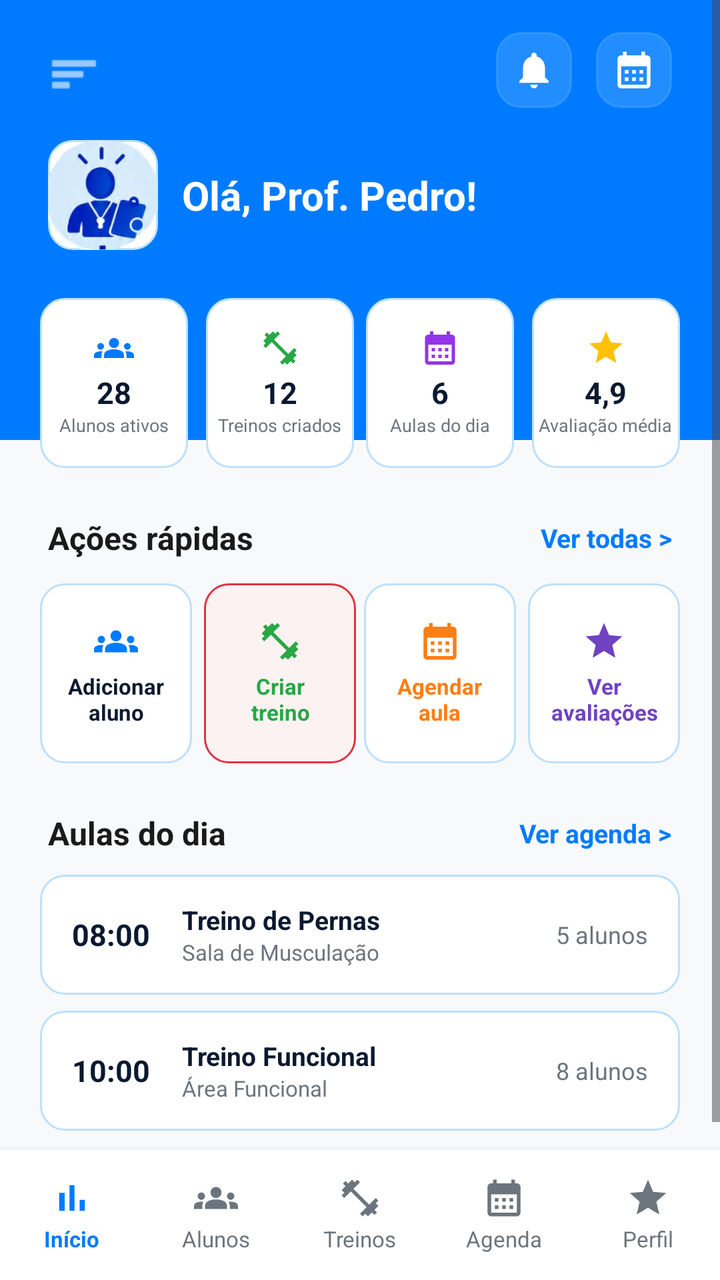
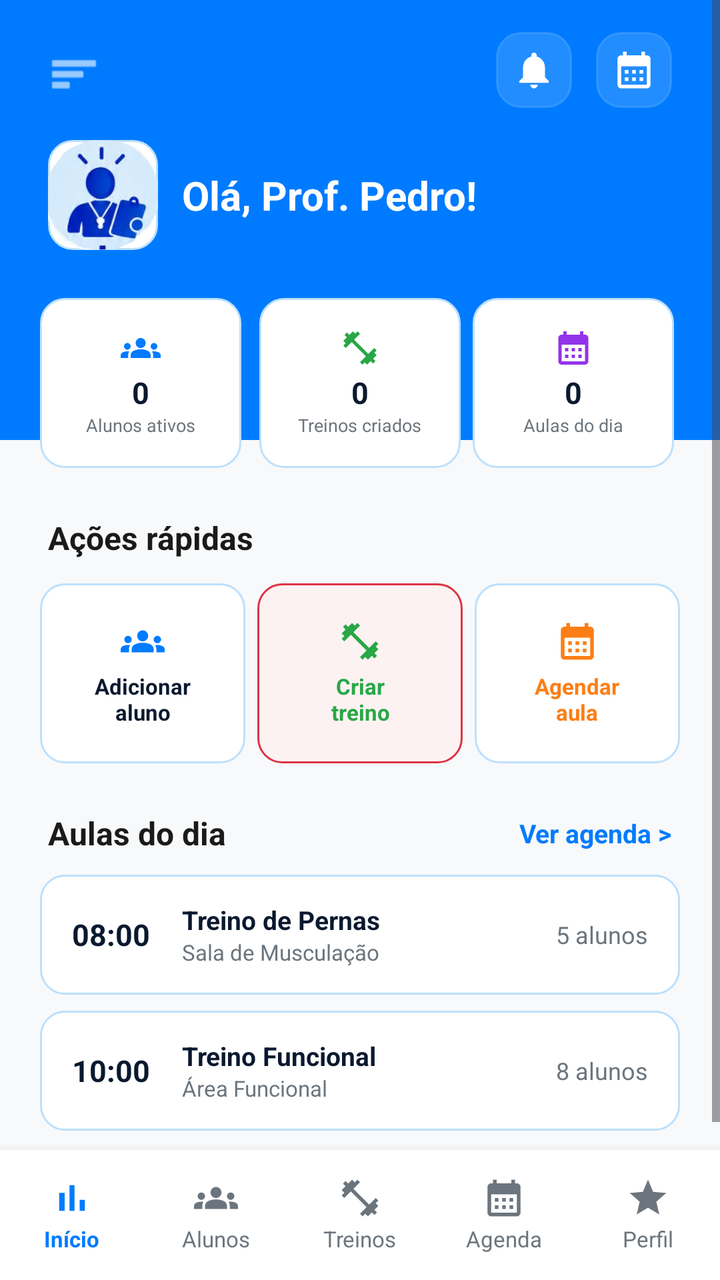

Two renders of the same Android screen: before a commit and after it. Below are the layout's source before the change and the commit's diff.
<!-- AndroidManifest.xml: application theme Theme.MyApplication -->
<!-- res/layout/activity_instructor_home.xml -->
<?xml version="1.0" encoding="utf-8"?>
<androidx.constraintlayout.widget.ConstraintLayout xmlns:android="http://schemas.android.com/apk/res/android"
    xmlns:app="http://schemas.android.com/apk/res-auto"
    android:layout_width="match_parent"
    android:layout_height="match_parent"
    android:background="#F8F9FA">

    
    <ScrollView
        android:layout_width="0dp"
        android:layout_height="0dp"
        android:fillViewport="true"
        app:layout_constraintBottom_toTopOf="@+id/bottomNavigation"
        app:layout_constraintEnd_toEndOf="parent"
        app:layout_constraintStart_toStartOf="parent"
        app:layout_constraintTop_toTopOf="parent">

        <androidx.constraintlayout.widget.ConstraintLayout
            android:layout_width="match_parent"
            android:layout_height="wrap_content"
            android:paddingBottom="24dp">

            
            <View
                android:id="@+id/headerBg"
                android:layout_width="0dp"
                android:layout_height="220dp"
                android:background="#007BFF"
                app:layout_constraintEnd_toEndOf="parent"
                app:layout_constraintStart_toStartOf="parent"
                app:layout_constraintTop_toTopOf="parent" />

            
            <ImageView
                android:id="@+id/btnMenu"
                android:layout_width="26dp"
                android:layout_height="26dp"
                android:layout_marginStart="24dp"
                android:layout_marginTop="24dp"
                android:src="@android:drawable/ic_menu_sort_by_size"
                app:tint="@android:color/white"
                app:layout_constraintStart_toStartOf="parent"
                app:layout_constraintTop_toTopOf="parent" />

            
            <ImageView
                android:id="@+id/btnCalendar"
                android:layout_width="38dp"
                android:layout_height="38dp"
                android:layout_marginEnd="24dp"
                android:layout_marginTop="16dp"
                android:background="@drawable/bg_input_rounded"
                android:backgroundTint="#22FFFFFF"
                android:padding="8dp"
                android:src="@drawable/baseline_calendar_month_24"
                app:tint="@android:color/white"
                app:layout_constraintEnd_toEndOf="parent"
                app:layout_constraintTop_toTopOf="parent" />

            <ImageView
                android:id="@+id/btnNotification"
                android:layout_width="38dp"
                android:layout_height="38dp"
                android:layout_marginEnd="12dp"
                android:layout_marginTop="16dp"
                android:background="@drawable/bg_input_rounded"
                android:backgroundTint="#22FFFFFF"
                android:padding="8dp"
                android:src="@drawable/baseline_notifications_24"
                app:tint="@android:color/white"
                app:layout_constraintEnd_toStartOf="@+id/btnCalendar"
                app:layout_constraintTop_toTopOf="parent" />

            
            <ImageView
                android:id="@+id/imgProfile"
                android:layout_width="55dp"
                android:layout_height="55dp"
                android:layout_marginStart="24dp"
                android:layout_marginTop="20dp"
                android:background="@drawable/bg_input_rounded"
                android:src="@drawable/logo_instrutor"
                android:scaleType="centerCrop"
                app:layout_constraintStart_toStartOf="parent"
                app:layout_constraintTop_toBottomOf="@+id/btnMenu" />

            <TextView
                android:id="@+id/txtGreeting"
                android:layout_width="wrap_content"
                android:layout_height="wrap_content"
                android:layout_marginStart="12dp"
                android:text="Olá, Prof. Pedro!"
                android:textColor="@android:color/white"
                android:textSize="20sp"
                android:textStyle="bold"
                app:layout_constraintBottom_toBottomOf="@+id/imgProfile"
                app:layout_constraintStart_toEndOf="@+id/imgProfile"
                app:layout_constraintTop_toTopOf="@+id/imgProfile" />

            
            <LinearLayout
                android:id="@+id/layoutStats"
                android:layout_width="0dp"
                android:layout_height="wrap_content"
                android:layout_marginStart="20dp"
                android:layout_marginEnd="20dp"
                android:layout_marginTop="24dp"
                android:orientation="horizontal"
                app:layout_constraintEnd_toEndOf="parent"
                app:layout_constraintStart_toStartOf="parent"
                app:layout_constraintTop_toBottomOf="@+id/imgProfile">

                
                <LinearLayout
                    android:layout_width="0dp"
                    android:layout_height="85dp"
                    android:layout_weight="1"
                    android:layout_marginEnd="6dp"
                    android:background="@drawable/bg_input_rounded"
                    android:gravity="center"
                    android:orientation="vertical">
                    <ImageView
                        android:layout_width="20dp"
                        android:layout_height="20dp"
                        android:layout_marginBottom="2dp"
                        android:src="@drawable/baseline_groups_24"
                        app:tint="#007BFF" />
                    <TextView android:layout_width="wrap_content" android:layout_height="wrap_content" android:text="28" android:textColor="#0A192F" android:textSize="15sp" android:textStyle="bold"/>
                    <TextView android:layout_width="wrap_content" android:layout_height="wrap_content" android:text="Alunos ativos" android:textColor="#6C757D" android:textSize="9sp"/>
                </LinearLayout>

                
                <LinearLayout
                    android:layout_width="0dp"
                    android:layout_height="85dp"
                    android:layout_weight="1"
                    android:layout_marginHorizontal="3dp"
                    android:background="@drawable/bg_input_rounded"
                    android:gravity="center"
                    android:orientation="vertical">
                    <ImageView
                        android:layout_width="20dp"
                        android:layout_height="20dp"
                        android:layout_marginBottom="2dp"
                        android:src="@drawable/baseline_fitness_center_24"
                        app:tint="#28A745" />
                    <TextView android:layout_width="wrap_content" android:layout_height="wrap_content" android:text="12" android:textColor="#0A192F" android:textSize="15sp" android:textStyle="bold"/>
                    <TextView android:layout_width="wrap_content" android:layout_height="wrap_content" android:text="Treinos criados" android:textColor="#6C757D" android:textSize="9sp"/>
                </LinearLayout>

                
                <LinearLayout
                    android:layout_width="0dp"
                    android:layout_height="85dp"
                    android:layout_weight="1"
                    android:layout_marginHorizontal="3dp"
                    android:background="@drawable/bg_input_rounded"
                    android:gravity="center"
                    android:orientation="vertical">
                    <ImageView
                        android:layout_width="20dp"
                        android:layout_height="20dp"
                        android:layout_marginBottom="2dp"
                        android:src="@drawable/baseline_calendar_month_24"
                        app:tint="#9333EA" />
                    <TextView android:layout_width="wrap_content" android:layout_height="wrap_content" android:text="6" android:textColor="#0A192F" android:textSize="15sp" android:textStyle="bold"/>
                    <TextView android:layout_width="wrap_content" android:layout_height="wrap_content" android:text="Aulas do dia" android:textColor="#6C757D" android:textSize="9sp"/>
                </LinearLayout>

                
                <LinearLayout
                    android:layout_width="0dp"
                    android:layout_height="85dp"
                    android:layout_weight="1"
                    android:layout_marginStart="6dp"
                    android:background="@drawable/bg_input_rounded"
                    android:gravity="center"
                    android:orientation="vertical">
                    <ImageView
                        android:layout_width="20dp"
                        android:layout_height="20dp"
                        android:layout_marginBottom="2dp"
                        android:src="@drawable/baseline_star_24"
                        app:tint="#FFC107" />
                    <TextView android:layout_width="wrap_content" android:layout_height="wrap_content" android:text="4,9" android:textColor="#0A192F" android:textSize="15sp" android:textStyle="bold"/>
                    <TextView android:layout_width="wrap_content" android:layout_height="wrap_content" android:text="Avaliação média" android:textColor="#6C757D" android:textSize="9sp"/>
                </LinearLayout>
            </LinearLayout>

            
            <TextView
                android:id="@+id/txtActionsTitle"
                android:layout_width="wrap_content"
                android:layout_height="wrap_content"
                android:layout_marginStart="24dp"
                android:layout_marginTop="24dp"
                android:text="Ações rápidas"
                android:textColor="#1A1A1A"
                android:textSize="16sp"
                android:textStyle="bold"
                app:layout_constraintStart_toStartOf="parent"
                app:layout_constraintTop_toBottomOf="@+id/layoutStats" />

            <TextView
                android:id="@+id/txtSeeAllActions"
                android:layout_width="wrap_content"
                android:layout_height="wrap_content"
                android:layout_marginEnd="24dp"
                android:text="Ver todas >"
                android:textColor="#007BFF"
                android:textSize="13sp"
                android:textStyle="bold"
                app:layout_constraintBottom_toBottomOf="@+id/txtActionsTitle"
                app:layout_constraintEnd_toEndOf="parent"
                app:layout_constraintTop_toTopOf="@+id/txtActionsTitle" />

            <LinearLayout
                android:id="@+id/layoutActionsGrid"
                android:layout_width="0dp"
                android:layout_height="wrap_content"
                android:layout_marginStart="20dp"
                android:layout_marginEnd="20dp"
                android:layout_marginTop="12dp"
                android:orientation="horizontal"
                app:layout_constraintEnd_toEndOf="parent"
                app:layout_constraintStart_toStartOf="parent"
                app:layout_constraintTop_toBottomOf="@+id/txtActionsTitle">

                <LinearLayout
                    android:id="@+id/cardAddStudent"
                    android:layout_width="0dp"
                    android:layout_height="90dp"
                    android:layout_weight="1"
                    android:layout_marginEnd="4dp"
                    android:background="@drawable/bg_input_rounded"
                    android:gravity="center"
                    android:orientation="vertical">
                    <ImageView android:layout_width="22dp" android:layout_height="22dp" android:layout_marginBottom="4dp" android:src="@drawable/baseline_groups_24" app:tint="#007BFF"/>
                    <TextView android:layout_width="wrap_content" android:layout_height="wrap_content" android:text="Adicionar\naluno" android:textAlignment="center" android:textColor="#0A192F" android:textSize="11sp" android:textStyle="bold"/>
                </LinearLayout>

                <LinearLayout
                    android:id="@+id/cardCreateWorkout"
                    android:layout_width="0dp"
                    android:layout_height="90dp"
                    android:layout_weight="1"
                    android:layout_marginHorizontal="2dp"
                    android:background="@drawable/bg_input_error"
                    android:gravity="center"
                    android:orientation="vertical">
                    <ImageView android:layout_width="22dp" android:layout_height="22dp" android:layout_marginBottom="4dp" android:src="@drawable/baseline_fitness_center_24" app:tint="#28A745"/>
                    <TextView android:layout_width="wrap_content" android:layout_height="wrap_content" android:text="Criar\ntreino" android:textAlignment="center" android:textColor="#28A745" android:textSize="11sp" android:textStyle="bold"/>
                </LinearLayout>

                <LinearLayout
                    android:id="@+id/cardScheduleClass"
                    android:layout_width="0dp"
                    android:layout_height="90dp"
                    android:layout_weight="1"
                    android:layout_marginHorizontal="2dp"
                    android:background="@drawable/bg_input_rounded"
                    android:gravity="center"
                    android:orientation="vertical">
                    <ImageView android:layout_width="22dp" android:layout_height="22dp" android:layout_marginBottom="4dp" android:src="@drawable/baseline_calendar_month_24" app:tint="#FD7E14"/>
                    <TextView android:layout_width="wrap_content" android:layout_height="wrap_content" android:text="Agendar\naula" android:textAlignment="center" android:textColor="#FD7E14" android:textSize="11sp" android:textStyle="bold"/>
                </LinearLayout>

                <LinearLayout
                    android:id="@+id/cardViewEvaluations"
                    android:layout_width="0dp"
                    android:layout_height="90dp"
                    android:layout_weight="1"
                    android:layout_marginStart="4dp"
                    android:background="@drawable/bg_input_rounded"
                    android:gravity="center"
                    android:orientation="vertical">
                    <ImageView android:layout_width="22dp" android:layout_height="22dp" android:layout_marginBottom="4dp" android:src="@drawable/baseline_star_24" app:tint="#6F42C1"/>
                    <TextView android:layout_width="wrap_content" android:layout_height="wrap_content" android:text="Ver\navaliações" android:textAlignment="center" android:textColor="#6F42C1" android:textSize="11sp" android:textStyle="bold"/>
                </LinearLayout>
            </LinearLayout>

            
            <TextView
                android:id="@+id/txtClassesTitle"
                android:layout_width="wrap_content"
                android:layout_height="wrap_content"
                android:layout_marginStart="24dp"
                android:layout_marginTop="24dp"
                android:text="Aulas do dia"
                android:textColor="#1A1A1A"
                android:textSize="16sp"
                android:textStyle="bold"
                app:layout_constraintStart_toStartOf="parent"
                app:layout_constraintTop_toBottomOf="@+id/layoutActionsGrid" />

            <TextView
                android:id="@+id/txtSeeAllClasses"
                android:layout_width="wrap_content"
                android:layout_height="wrap_content"
                android:layout_marginEnd="24dp"
                android:text="Ver agenda >"
                android:textColor="#007BFF"
                android:textSize="13sp"
                android:textStyle="bold"
                app:layout_constraintBottom_toBottomOf="@+id/txtClassesTitle"
                app:layout_constraintEnd_toEndOf="parent"
                app:layout_constraintTop_toTopOf="@+id/txtClassesTitle" />

            <LinearLayout
                android:id="@+id/cardClass1"
                android:layout_width="0dp"
                android:layout_height="60dp"
                android:layout_marginStart="20dp"
                android:layout_marginEnd="20dp"
                android:layout_marginTop="10dp"
                android:background="@drawable/bg_input_rounded"
                android:gravity="center_vertical"
                android:orientation="horizontal"
                android:paddingHorizontal="16dp"
                app:layout_constraintEnd_toEndOf="parent"
                app:layout_constraintStart_toStartOf="parent"
                app:layout_constraintTop_toBottomOf="@+id/txtClassesTitle">
                <TextView android:layout_width="wrap_content" android:layout_height="wrap_content" android:text="08:00" android:textColor="#0A192F" android:textSize="15sp" android:textStyle="bold"/>
                <LinearLayout android:layout_width="0dp" android:layout_height="wrap_content" android:layout_weight="1" android:layout_marginStart="16dp" android:orientation="vertical">
                    <TextView android:layout_width="wrap_content" android:layout_height="wrap_content" android:text="Treino de Pernas" android:textColor="#0A192F" android:textSize="13sp" android:textStyle="bold"/>
                    <TextView android:layout_width="wrap_content" android:layout_height="wrap_content" android:text="Sala de Musculação" android:textColor="#6C757D" android:textSize="11sp"/>
                </LinearLayout>
                <TextView android:layout_width="wrap_content" android:layout_height="wrap_content" android:text="5 alunos" android:textColor="#6C757D" android:textSize="12sp"/>
            </LinearLayout>

            <LinearLayout
                android:id="@+id/cardClass2"
                android:layout_width="0dp"
                android:layout_height="60dp"
                android:layout_marginStart="20dp"
                android:layout_marginEnd="20dp"
                android:layout_marginTop="8dp"
                android:background="@drawable/bg_input_rounded"
                android:gravity="center_vertical"
                android:orientation="horizontal"
                android:paddingHorizontal="16dp"
                app:layout_constraintEnd_toEndOf="parent"
                app:layout_constraintStart_toStartOf="parent"
                app:layout_constraintTop_toBottomOf="@+id/cardClass1">
                <TextView android:layout_width="wrap_content" android:layout_height="wrap_content" android:text="10:00" android:textColor="#0A192F" android:textSize="15sp" android:textStyle="bold"/>
                <LinearLayout android:layout_width="0dp" android:layout_height="wrap_content" android:layout_weight="1" android:layout_marginStart="16dp" android:orientation="vertical">
                    <TextView android:layout_width="wrap_content" android:layout_height="wrap_content" android:text="Treino Funcional" android:textColor="#0A192F" android:textSize="13sp" android:textStyle="bold"/>
                    <TextView android:layout_width="wrap_content" android:layout_height="wrap_content" android:text="Área Funcional" android:textColor="#6C757D" android:textSize="11sp"/>
                </LinearLayout>
                <TextView android:layout_width="wrap_content" android:layout_height="wrap_content" android:text="8 alunos" android:textColor="#6C757D" android:textSize="12sp"/>
            </LinearLayout>

        </androidx.constraintlayout.widget.ConstraintLayout>
    </ScrollView>

    
    <LinearLayout
        android:id="@+id/bottomNavigation"
        android:layout_width="0dp"
        android:layout_height="65dp"
        android:background="@android:color/white"
        android:elevation="8dp"
        android:orientation="horizontal"
        app:layout_constraintBottom_toBottomOf="parent"
        app:layout_constraintEnd_toEndOf="parent"
        app:layout_constraintStart_toStartOf="parent">

        
        <LinearLayout
            android:id="@+id/navInicio"
            android:layout_width="0dp"
            android:layout_height="match_parent"
            android:layout_weight="1"
            android:gravity="center"
            android:orientation="vertical">
            <ImageView
                android:layout_width="22dp"
                android:layout_height="22dp"
                android:src="@drawable/baseline_bar_chart_24"
                app:tint="#007BFF" />
            <TextView
                android:layout_width="wrap_content"
                android:layout_height="wrap_content"
                android:layout_marginTop="2dp"
                android:text="Início"
                android:textColor="#007BFF"
                android:textSize="11sp"
                android:textStyle="bold" />
        </LinearLayout>

        
        <LinearLayout
            android:id="@+id/navAlunos"
            android:layout_width="0dp"
            android:layout_height="match_parent"
            android:layout_weight="1"
            android:gravity="center"
            android:orientation="vertical">
            <ImageView
                android:layout_width="22dp"
                android:layout_height="22dp"
                android:src="@drawable/baseline_groups_24"
                app:tint="#6C757D" />
            <TextView
                android:layout_width="wrap_content"
                android:layout_height="wrap_content"
                android:layout_marginTop="2dp"
                android:text="Alunos"
                android:textColor="#6C757D"
                android:textSize="11sp" />
        </LinearLayout>

        
        <LinearLayout
            android:id="@+id/navTreinos"
            android:layout_width="0dp"
            android:layout_height="match_parent"
            android:layout_weight="1"
            android:gravity="center"
            android:orientation="vertical">
            <ImageView
                android:layout_width="22dp"
                android:layout_height="22dp"
                android:src="@drawable/baseline_fitness_center_24"
                app:tint="#6C757D" />
            <TextView
                android:layout_width="wrap_content"
                android:layout_height="wrap_content"
                android:layout_marginTop="2dp"
                android:text="Treinos"
                android:textColor="#6C757D"
                android:textSize="11sp" />
        </LinearLayout>

        
        <LinearLayout
            android:id="@+id/navAgenda"
            android:layout_width="0dp"
            android:layout_height="match_parent"
            android:layout_weight="1"
            android:gravity="center"
            android:orientation="vertical">
            <ImageView
                android:layout_width="22dp"
                android:layout_height="22dp"
                android:src="@drawable/baseline_calendar_month_24"
                app:tint="#6C757D" />
            <TextView
                android:layout_width="wrap_content"
                android:layout_height="wrap_content"
                android:layout_marginTop="2dp"
                android:text="Agenda"
                android:textColor="#6C757D"
                android:textSize="11sp" />
        </LinearLayout>

        
        <LinearLayout
            android:id="@+id/navPerfil"
            android:layout_width="0dp"
            android:layout_height="match_parent"
            android:layout_weight="1"
            android:gravity="center"
            android:orientation="vertical">
            <ImageView
                android:layout_width="22dp"
                android:layout_height="22dp"
                android:src="@drawable/baseline_star_24"
                app:tint="#6C757D" />
            <TextView
                android:layout_width="wrap_content"
                android:layout_height="wrap_content"
                android:layout_marginTop="2dp"
                android:text="Perfil"
                android:textColor="#6C757D"
                android:textSize="11sp" />
        </LinearLayout>

    </LinearLayout>

</androidx.constraintlayout.widget.ConstraintLayout>
<!-- resources referenced by this layout -->
<resources>
  <!-- drawable baseline_bar_chart_24 (drawable) -->
  <vector xmlns:android="http://schemas.android.com/apk/res/android" android:height="24dp" android:tint="#3FA72F" android:viewportHeight="24" android:viewportWidth="24" android:width="24dp">
        
      <path android:fillColor="@android:color/white" android:pathData="M5,9.2h3L8,19L5,19zM10.6,5h2.8v14h-2.8zM16.2,13L19,13v6h-2.8z"/>
      
  </vector>
  <!-- drawable baseline_calendar_month_24 (drawable) -->
  <vector xmlns:android="http://schemas.android.com/apk/res/android" android:height="24dp" android:tint="#841EC7" android:viewportHeight="24" android:viewportWidth="24" android:width="24dp">
        
      <path android:fillColor="@android:color/white" android:pathData="M19,4h-1V2h-2v2H8V2H6v2H5C3.89,4 3.01,4.9 3.01,6L3,20c0,1.1 0.89,2 2,2h14c1.1,0 2,-0.9 2,-2V6C21,4.9 20.1,4 19,4zM19,20H5V10h14V20zM9,14H7v-2h2V14zM13,14h-2v-2h2V14zM17,14h-2v-2h2V14zM9,18H7v-2h2V18zM13,18h-2v-2h2V18zM17,18h-2v-2h2V18z"/>
      
  </vector>
  <!-- drawable baseline_fitness_center_24 (drawable) -->
  <vector xmlns:android="http://schemas.android.com/apk/res/android" android:height="24dp" android:tint="#3C3B3B" android:viewportHeight="24" android:viewportWidth="24" android:width="24dp">
        
      <path android:fillColor="@android:color/white" android:pathData="M20.57,14.86L22,13.43 20.57,12 17,15.57 8.43,7 12,3.43 10.57,2 9.14,3.43 7.71,2 5.57,4.14 4.14,2.71 2.71,4.14l1.43,1.43L2,7.71l1.43,1.43L2,10.57 3.43,12 7,8.43 15.57,17 12,20.57 13.43,22l1.43,-1.43L16.29,22l2.14,-2.14 1.43,1.43 1.43,-1.43 -1.43,-1.43L22,16.29z"/>
      
  </vector>
  <!-- drawable baseline_notifications_24 (drawable) -->
  <vector xmlns:android="http://schemas.android.com/apk/res/android" android:height="24dp" android:tint="#000000" android:viewportHeight="24" android:viewportWidth="24" android:width="24dp">
        
      <path android:fillColor="@android:color/white" android:pathData="M12,22c1.1,0 2,-0.9 2,-2h-4c0,1.1 0.89,2 2,2zM18,16v-5c0,-3.07 -1.64,-5.64 -4.5,-6.32L13.5,4c0,-0.83 -0.67,-1.5 -1.5,-1.5s-1.5,0.67 -1.5,1.5v0.68C7.63,5.36 6,7.92 6,11v5l-2,2v1h16v-1l-2,-2z"/>
      
  </vector>
  <!-- drawable baseline_star_24 (drawable) -->
  <vector xmlns:android="http://schemas.android.com/apk/res/android" android:height="24dp" android:tint="#D7B42F" android:viewportHeight="24" android:viewportWidth="24" android:width="24dp">
        
      <path android:fillColor="@android:color/white" android:pathData="M12,17.27L18.18,21l-1.64,-7.03L22,9.24l-7.19,-0.61L12,2 9.19,8.63 2,9.24l5.46,4.73L5.82,21z"/>
      
  </vector>
  <!-- drawable bg_input_error (drawable) -->
  <?xml version="1.0" encoding="utf-8"?>
  <shape xmlns:android="http://schemas.android.com/apk/res/android"
      android:shape="rectangle">
      <solid android:color="#FDF2F2" />
      <corners android:radius="12dp" />
      <stroke android:width="1dp" android:color="#DC3545" />
  </shape>
  <!-- drawable bg_input_rounded (drawable) -->
  <?xml version="1.0" encoding="utf-8"?>
  <shape xmlns:android="http://schemas.android.com/apk/res/android"
      android:shape="rectangle">
      <solid android:color="@android:color/white" />
      <corners android:radius="12dp" />
      <stroke android:width="1dp" android:color="#BCE0FD" />
  </shape>
  <style name="Theme.MyApplication" parent="Base.Theme.MyApplication" />
  <style name="Base.Theme.MyApplication" parent="Theme.Material3.DayNight.NoActionBar">
          
          
      </style>
  <!-- unchanged entries left out for length: 2 -->
</resources>

<!-- the commit's change to res/layout/activity_instructor_home.xml (unified diff, before → after) -->
@@ -125,7 +125,7 @@
                         android:layout_marginBottom="2dp"
                         android:src="@drawable/baseline_groups_24"
                         app:tint="#007BFF" />
-                    <TextView android:layout_width="wrap_content" android:layout_height="wrap_content" android:text="28" android:textColor="#0A192F" android:textSize="15sp" android:textStyle="bold"/>
+                    <TextView android:id="@+id/txtStatAlunos" android:layout_width="wrap_content" android:layout_height="wrap_content" android:text="0" android:textColor="#0A192F" android:textSize="15sp" android:textStyle="bold"/>
                     <TextView android:layout_width="wrap_content" android:layout_height="wrap_content" android:text="Alunos ativos" android:textColor="#6C757D" android:textSize="9sp"/>
                 </LinearLayout>
 
@@ -144,7 +144,7 @@
                         android:layout_marginBottom="2dp"
                         android:src="@drawable/baseline_fitness_center_24"
                         app:tint="#28A745" />
-                    <TextView android:layout_width="wrap_content" android:layout_height="wrap_content" android:text="12" android:textColor="#0A192F" android:textSize="15sp" android:textStyle="bold"/>
+                    <TextView android:id="@+id/txtStatTreinosCriados" android:layout_width="wrap_content" android:layout_height="wrap_content" android:text="0" android:textColor="#0A192F" android:textSize="15sp" android:textStyle="bold"/>
                     <TextView android:layout_width="wrap_content" android:layout_height="wrap_content" android:text="Treinos criados" android:textColor="#6C757D" android:textSize="9sp"/>
                 </LinearLayout>
 
@@ -163,28 +163,10 @@
                         android:layout_marginBottom="2dp"
                         android:src="@drawable/baseline_calendar_month_24"
                         app:tint="#9333EA" />
-                    <TextView android:layout_width="wrap_content" android:layout_height="wrap_content" android:text="6" android:textColor="#0A192F" android:textSize="15sp" android:textStyle="bold"/>
+                    <TextView android:id="@+id/txtStatAulas" android:layout_width="wrap_content" android:layout_height="wrap_content" android:text="0" android:textColor="#0A192F" android:textSize="15sp" android:textStyle="bold"/>
                     <TextView android:layout_width="wrap_content" android:layout_height="wrap_content" android:text="Aulas do dia" android:textColor="#6C757D" android:textSize="9sp"/>
                 </LinearLayout>
 
-                
-                <LinearLayout
-                    android:layout_width="0dp"
-                    android:layout_height="85dp"
-                    android:layout_weight="1"
-                    android:layout_marginStart="6dp"
-                    android:background="@drawable/bg_input_rounded"
-                    android:gravity="center"
-                    android:orientation="vertical">
-                    <ImageView
-                        android:layout_width="20dp"
-                        android:layout_height="20dp"
-                        android:layout_marginBottom="2dp"
-                        android:src="@drawable/baseline_star_24"
-                        app:tint="#FFC107" />
-                    <TextView android:layout_width="wrap_content" android:layout_height="wrap_content" android:text="4,9" android:textColor="#0A192F" android:textSize="15sp" android:textStyle="bold"/>
-                    <TextView android:layout_width="wrap_content" android:layout_height="wrap_content" android:text="Avaliação média" android:textColor="#6C757D" android:textSize="9sp"/>
-                </LinearLayout>
             </LinearLayout>
 
             
@@ -201,19 +183,7 @@
                 app:layout_constraintStart_toStartOf="parent"
                 app:layout_constraintTop_toBottomOf="@+id/layoutStats" />
 
-            <TextView
-                android:id="@+id/txtSeeAllActions"
-                android:layout_width="wrap_content"
-                android:layout_height="wrap_content"
-                android:layout_marginEnd="24dp"
-                android:text="Ver todas >"
-                android:textColor="#007BFF"
-                android:textSize="13sp"
-                android:textStyle="bold"
-                app:layout_constraintBottom_toBottomOf="@+id/txtActionsTitle"
-                app:layout_constraintEnd_toEndOf="parent"
-                app:layout_constraintTop_toTopOf="@+id/txtActionsTitle" />
-
+            
             <LinearLayout
                 android:id="@+id/layoutActionsGrid"
                 android:layout_width="0dp"
@@ -257,25 +227,12 @@
                     android:layout_width="0dp"
                     android:layout_height="90dp"
                     android:layout_weight="1"
-                    android:layout_marginHorizontal="2dp"
+                    android:layout_marginStart="4dp"
                     android:background="@drawable/bg_input_rounded"
                     android:gravity="center"
                     android:orientation="vertical">
                     <ImageView android:layout_width="22dp" android:layout_height="22dp" android:layout_marginBottom="4dp" android:src="@drawable/baseline_calendar_month_24" app:tint="#FD7E14"/>
                     <TextView android:layout_width="wrap_content" android:layout_height="wrap_content" android:text="Agendar\naula" android:textAlignment="center" android:textColor="#FD7E14" android:textSize="11sp" android:textStyle="bold"/>
-                </LinearLayout>
-
-                <LinearLayout
-                    android:id="@+id/cardViewEvaluations"
-                    android:layout_width="0dp"
-                    android:layout_height="90dp"
-                    android:layout_weight="1"
-                    android:layout_marginStart="4dp"
-                    android:background="@drawable/bg_input_rounded"
-                    android:gravity="center"
-                    android:orientation="vertical">
-                    <ImageView android:layout_width="22dp" android:layout_height="22dp" android:layout_marginBottom="4dp" android:src="@drawable/baseline_star_24" app:tint="#6F42C1"/>
-                    <TextView android:layout_width="wrap_content" android:layout_height="wrap_content" android:text="Ver\navaliações" android:textAlignment="center" android:textColor="#6F42C1" android:textSize="11sp" android:textStyle="bold"/>
                 </LinearLayout>
             </LinearLayout>
 
